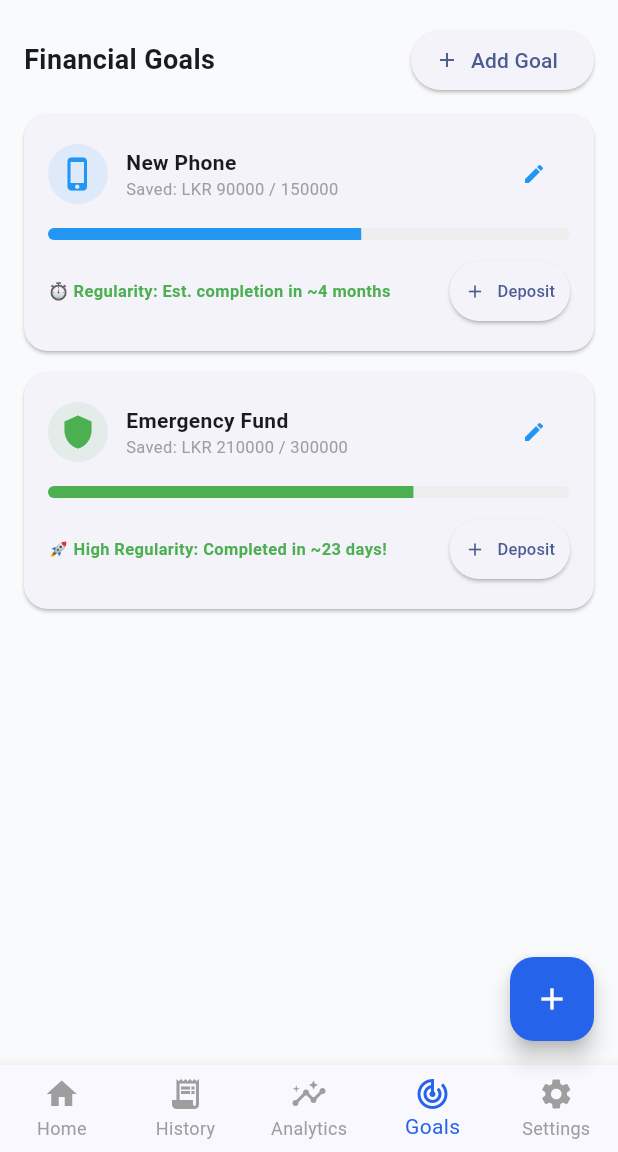
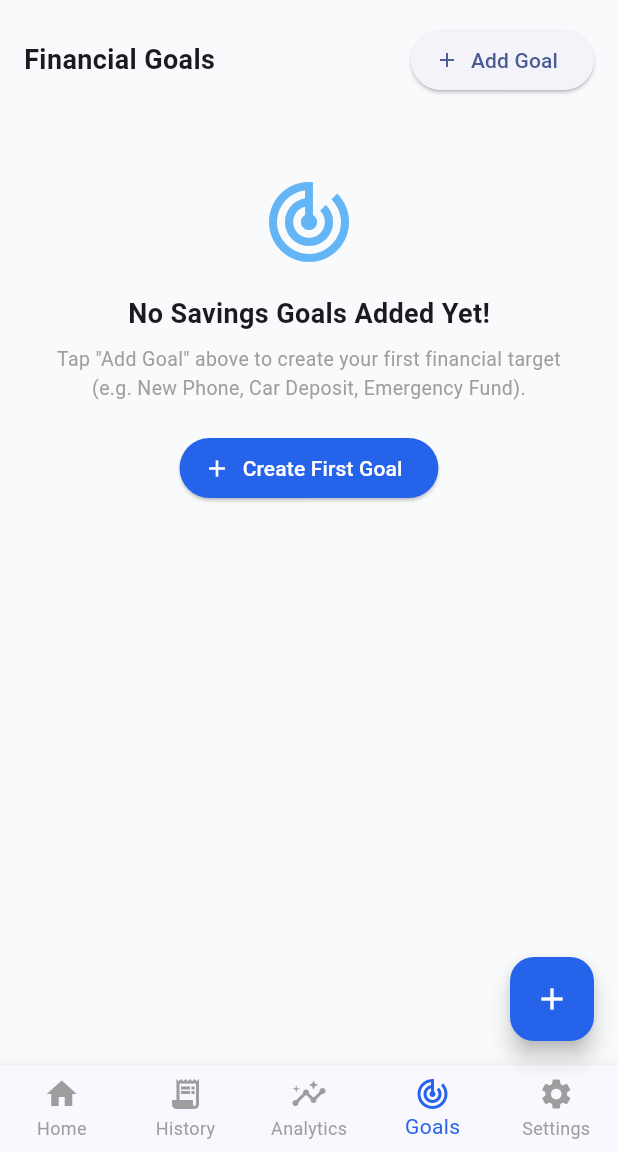
Before and after one commit to Kalana001/financeflow, a Flutter app: the DashboardScreen screen opened directly with empty values, item 4 of the bottom bar chosen, on a phone screen of 412 x 824 dp, the part 84-1236 px from its top. Run offline on Flutter 3.47's test engine with Material 3 defaults, Android fonts, the phone set to English and light mode, and no system bars; our stand-ins replace local_auth, shared_preferences, supabase_flutter; accounts and stored records are empty; Roboto replaces fonts that are missing (Outfit, Plus Jakarta Sans).

Commit message:
Make Goals page start empty for new users, and show Home tab goals section conditionally when goals exist

```diff
--- a/lib/screens/dashboard.dart
+++ b/lib/screens/dashboard.dart
@@ -47,38 +47,8 @@ class _DashboardScreenState extends State<DashboardScreen> {
   // Category Icon Palette
   final List<String> _categoryIcons = ['🍔', '🚗', '⚡', '🛒', '💰', '🏥', '🍿', '🏋️', '🐶', '🎁', '✈️', '🎓', '🎮', '☕'];
 
-  // Dynamic Goals List with Deposit & Change History
-  final List<Map<String, dynamic>> _goals = [
-    {
-      'id': 'g-1',
-      'title': 'New Phone',
-      'target': 150000.0,
-      'current': 90000.0,
-      'deposits_count': 4,
-      'last_deposit_amount': 15000.0,
-      'icon': Icons.phone_iphone,
-      'color': Colors.blue,
-      'history': [
-        {'type': 'deposit', 'amount': 15000.0, 'date': '2026-07-28 14:20', 'notes': 'Saved from monthly paycheck'},
-        {'type': 'deposit', 'amount': 25000.0, 'date': '2026-07-20 10:15', 'notes': 'Bonus deposit'},
-        {'type': 'target_change', 'amount': 150000.0, 'date': '2026-07-15 09:00', 'notes': 'Target set to 150,000'},
-      ]
-    },
-    {
-      'id': 'g-2',
-      'title': 'Emergency Fund',
-      'target': 300000.0,
-      'current': 210000.0,
-      'deposits_count': 6,
-      'last_deposit_amount': 20000.0,
-      'icon': Icons.shield,
-      'color': Colors.green,
-      'history': [
-        {'type': 'deposit', 'amount': 20000.0, 'date': '2026-07-25 18:40', 'notes': 'Emergency fund deposit'},
-        {'type': 'deposit', 'amount': 50000.0, 'date': '2026-07-10 11:30', 'notes': 'Initial allocation'},
-      ]
-    },
-  ];
+  // Dynamic Goals List starts EMPTY for new users
+  final List<Map<String, dynamic>> _goals = [];
 
   @override
   void initState() {
@@ -405,7 +375,8 @@ class _DashboardScreenState extends State<DashboardScreen> {
           ),
           const SizedBox(height: 16),
 
-          // Top Savings Goals Overview
+          // Top Savings Goals Overview (Only shown if goals exist!)
+          if (_goals.isNotEmpty) ...[
             Row(
               mainAxisAlignment: MainAxisAlignment.spaceBetween,
               children: [
@@ -429,6 +400,33 @@ class _DashboardScreenState extends State<DashboardScreen> {
                 );
               }).toList(),
             ),
+          ] else ...[
+            Card(
+              shape: RoundedRectangleBorder(borderRadius: BorderRadius.circular(16)),
+              child: Padding(
+                padding: const EdgeInsets.all(16.0),
+                child: Row(
+                  children: [
+                    CircleAvatar(backgroundColor: Colors.blue[50], child: const Icon(Icons.track_changes, color: Colors.blue)),
+                    const SizedBox(width: 14),
+                    Expanded(
+                      child: Column(
+                        crossAxisAlignment: CrossAxisAlignment.start,
+                        children: const [
+                          Text('Set a Savings Goal', style: TextStyle(fontWeight: FontWeight.bold, fontSize: 14)),
+                          Text('Create target goals to track savings velocity.', style: TextStyle(fontSize: 11, color: Colors.grey)),
+                        ],
+                      ),
+                    ),
+                    TextButton(
+                      onPressed: () => setState(() => _currentTab = 3),
+                      child: const Text('Add Goal'),
+                    ),
+                  ],
+                ),
+              ),
+            ),
+          ],
         ],
       ),
     );
@@ -712,7 +710,7 @@ class _DashboardScreenState extends State<DashboardScreen> {
   }
 
   // ----------------------------------------------------
-  // 3. ANALYTICS TAB (Clean Read-Only Overview)
+  // 3. ANALYTICS TAB
   // ----------------------------------------------------
   Widget _buildAnalyticsTab() {
     if (_transactions.isEmpty) {
@@ -1017,7 +1015,7 @@ class _DashboardScreenState extends State<DashboardScreen> {
   }
 
   // ----------------------------------------------------
-  // 4. GOALS TAB
+  // 4. GOALS TAB (Starts 100% Empty for New Installations)
   // ----------------------------------------------------
   Widget _buildGoalsTab() {
     return SingleChildScrollView(
@@ -1037,6 +1035,33 @@ class _DashboardScreenState extends State<DashboardScreen> {
             ],
           ),
           const SizedBox(height: 12),
+          if (_goals.isEmpty) ...[
+            Center(
+              child: Padding(
+                padding: const EdgeInsets.symmetric(vertical: 40.0, horizontal: 16.0),
+                child: Column(
+                  children: [
+                    Icon(Icons.track_changes, size: 64, color: Colors.blue[300]),
+                    const SizedBox(height: 16),
+                    const Text('No Savings Goals Added Yet!', style: TextStyle(fontSize: 18, fontWeight: FontWeight.bold)),
+                    const SizedBox(height: 8),
+                    const Text(
+                      'Tap "Add Goal" above to create your first financial target (e.g. New Phone, Car Deposit, Emergency Fund).',
+                      textAlign: TextAlign.center,
+                      style: TextStyle(fontSize: 13, color: Colors.grey),
+                    ),
+                    const SizedBox(height: 20),
+                    ElevatedButton.icon(
+                      style: ElevatedButton.styleFrom(backgroundColor: _themeColor),
+                      onPressed: _showAddGoalModal,
+                      icon: const Icon(Icons.add, color: Colors.white),
+                      label: const Text('Create First Goal', style: TextStyle(color: Colors.white)),
+                    ),
+                  ],
+                ),
+              ),
+            ),
+          ] else ...[
             ..._goals.map((g) {
               final target = (g['target'] as double);
               final current = (g['current'] as double);
@@ -1113,6 +1138,7 @@ class _DashboardScreenState extends State<DashboardScreen> {
                 ),
               );
             }),
+          ],
         ],
       ),
     );
```
Lines whose indentation alone changed are shown as unchanged.
